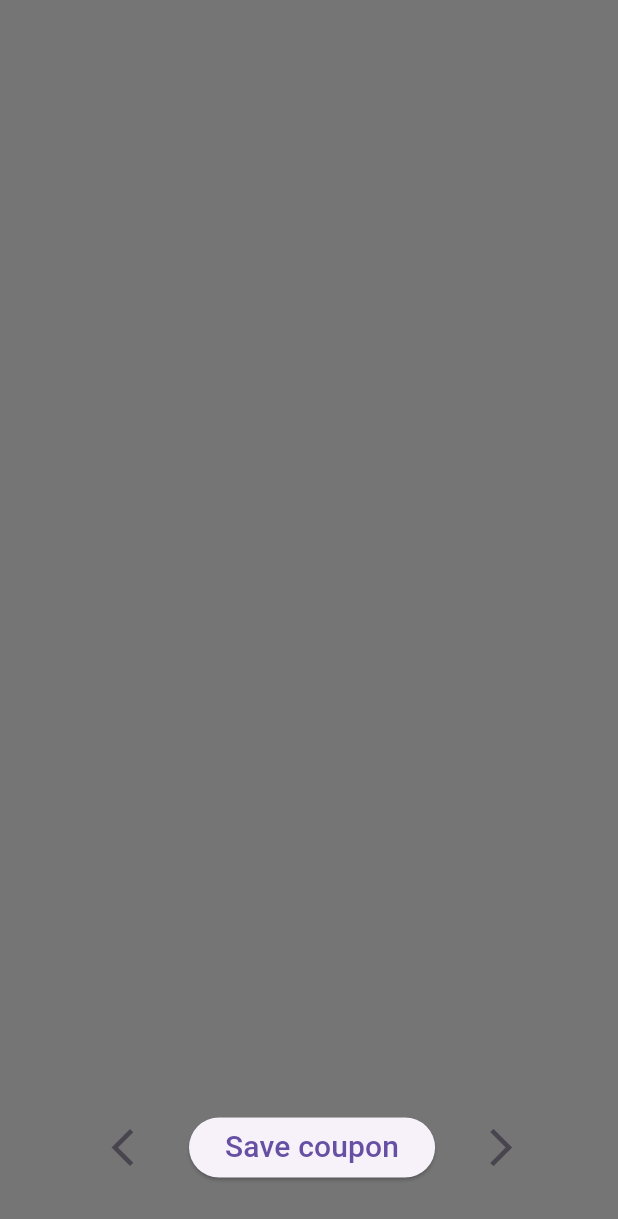
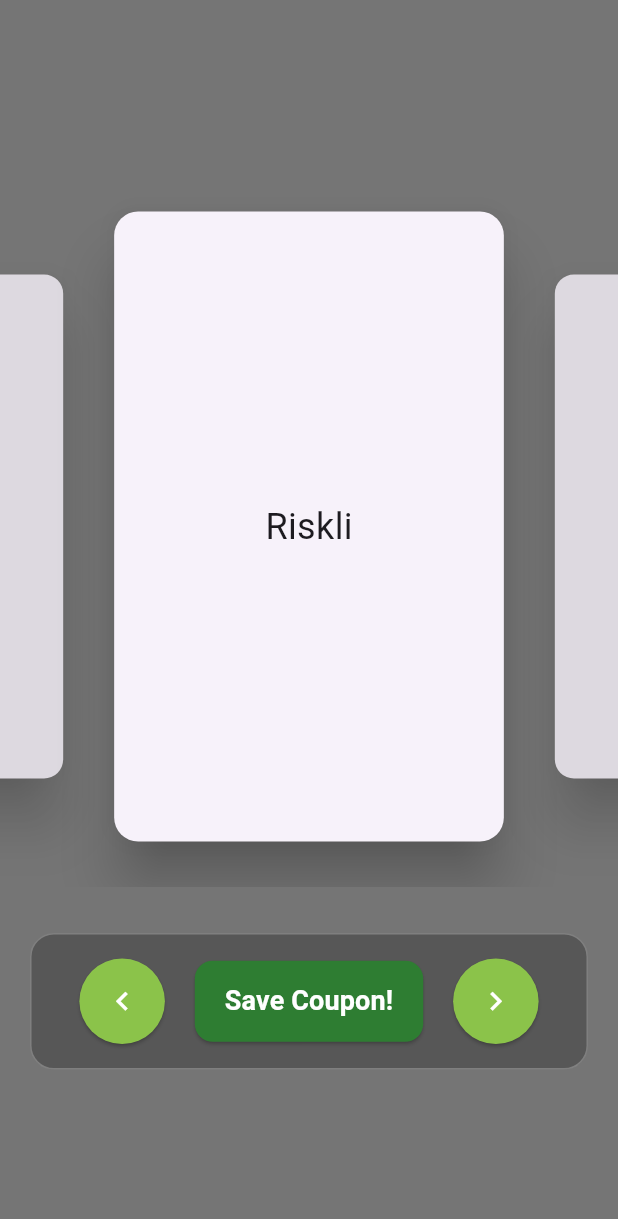
Before and after one commit to onurerguden/ScoreStack, a Flutter app: the CouponsPage screen opened directly, on a phone screen of 412 x 824 dp. Shown: the top 1219 px of the screen. Run offline on Flutter 3.47's test engine with Material 3 defaults, Android fonts, the phone set to English and light mode, and no system bars; our stand-ins replace cloud_firestore, firebase_core, shared_preferences; accounts and stored records are empty; network calls fail.

Commit message:
Coupons Page Update

```diff
--- a/lib/pages/CouponsPage.dart
+++ b/lib/pages/CouponsPage.dart
@@ -1,46 +1,146 @@
 import 'package:flutter/material.dart';
 
-class CouponsPage extends StatefulWidget {
-  const CouponsPage({super.key});
+class CouponsPage extends StatelessWidget {
+  @override
+  Widget build(BuildContext context) {
+    final PageController _controller = PageController(
+      viewportFraction: 0.65,
+      initialPage: 1,
+    );
+    final List<String> coupons = ['Garanti', 'Riskli', 'Çok Riskli','Favori Takım'];
 
-  State<CouponsPage> createState() => CouponsPageState();
-}
-
-class CouponsPageState extends State<CouponsPage> {
-  Widget build(BuildContext context) {
     return Scaffold(
-      body: Column(
-        mainAxisAlignment: MainAxisAlignment.end,
+      backgroundColor: Colors.black54,
+      body: Center(
+        child: Column(
+          mainAxisAlignment: MainAxisAlignment.center,
           children: [
-          Row(
+            CouponCarousel(controller: _controller, coupons: coupons),
+            SizedBox(height: 31,),
+            Container(
+              padding: EdgeInsets.symmetric(vertical: 16, horizontal: 12),
+              margin: EdgeInsets.symmetric(horizontal: 20),
+              decoration: BoxDecoration(
+                color: Colors.black26,
+                borderRadius: BorderRadius.circular(16),
+                border: Border.all(color: Colors.white24, width: 1),
+              ),
+              child: Row(
+                mainAxisAlignment: MainAxisAlignment.spaceEvenly,
                 children: [
-              SizedBox(width: 58),
-              IconButton(
+                  ElevatedButton(
+                    style: ElevatedButton.styleFrom(
+                      backgroundColor: Colors.lightGreen,
+                      shape: CircleBorder(),
+                      padding: EdgeInsets.all(16),
+                    ),
                     onPressed: () {
-                  print("Previous coupon...");
+                      _controller.previousPage(duration: Duration(milliseconds: 300), curve: Curves.easeInOut);
                     },
-                icon: Icon(Icons.arrow_back_ios_sharp, size: 30),
+                    child: Icon(Icons.keyboard_arrow_left_outlined, color: Colors.white,size: 25,),
                   ),
-              SizedBox(width: 20),
                   ElevatedButton(
+                    style: ElevatedButton.styleFrom(
+                      backgroundColor: Colors.green[800],
+                      shape: RoundedRectangleBorder(borderRadius: BorderRadius.circular(12)),
+                      padding: EdgeInsets.symmetric(horizontal: 20, vertical: 14),
+                    ),
                     onPressed: () {
-                  print("Selected coupon is saved.");
+                      final currentIndex = _controller.page!.round() % coupons.length;
+                      final couponText = coupons[currentIndex];
+                      ScaffoldMessenger.of(context).showSnackBar(
+                        SnackBar(content: Text("Saved: $couponText"), duration: Duration(microseconds: 800000),),
+                      );
                     },
-                child: Text("Save coupon", style: TextStyle(fontSize: 20)),
+                    child: Text(
+                      "Save Coupon!",
+                      style: TextStyle(color: Colors.white,fontSize: 18,fontWeight: FontWeight.w600),
                     ),
-              SizedBox(width: 20),
-              IconButton(
+                  ),
+                  ElevatedButton(
+                    style: ElevatedButton.styleFrom(
+                      backgroundColor: Colors.lightGreen,
+                      shape: CircleBorder(),
+                      padding: EdgeInsets.all(16),
+                    ),
                     onPressed: () {
-                  print("Next coupon...");
+                      _controller.nextPage(duration: Duration(milliseconds: 300), curve: Curves.easeInOut);
                     },
-                icon: Icon(Icons.arrow_forward_ios_sharp, size: 30),
+                    child: Icon(Icons.keyboard_arrow_right_outlined, color: Colors.white,size: 25,),
                   ),
                 ],
               ),
-          SizedBox(height: 35),
+            ),
           ],
         ),
-      backgroundColor: Colors.black54,
+      ),
     );
   }
 }
+
+class CouponCarousel extends StatefulWidget {
+  final PageController controller;
+  final List<String> coupons;
+
+  CouponCarousel({required this.controller, required this.coupons});
+
+  @override
+  _CouponCarouselState createState() => _CouponCarouselState();
+}
+
+class _CouponCarouselState extends State<CouponCarousel> {
+  @override
+  void initState() {
+    super.initState();
+    WidgetsBinding.instance.addPostFrameCallback((_) {
+      setState(() {});
+    });
+  }
+
+  @override
+  Widget build(BuildContext context) {
+    return SizedBox(
+      height: 480,
+      child: PageView.builder(
+        controller: widget.controller,
+        itemCount: 4,
+        itemBuilder: (context, index) {
+          return AnimatedBuilder(
+            animation: widget.controller,
+            builder: (context, child) {
+              double value = 1.0;
+              if (widget.controller.position.haveDimensions) {
+                value = (widget.controller.page! - index).abs();
+                value = (1 - (value * 0.2)).clamp(0.8, 1);
+              }
+              return Center(
+                child: Transform.scale(
+                  scale: value,
+                  child: Opacity(
+                    opacity: value,
+                    child: Card(
+                      elevation: 16,
+                      shape: RoundedRectangleBorder(
+                        borderRadius: BorderRadius.circular(16),
+                      ),
+                      child: SizedBox(
+                        width: 420,
+                        height: 420,
+                        child: Center(
+                          child: Text(
+                            widget.coupons[index],
+                            style: TextStyle(fontSize: 24),
+                          ),
+                        ),
+                      ),
+                    ),
+                  ),
+                ),
+              );
+            },
+          );
+        },
+      ),
+    );
+  }
+}
```
Lines whose indentation alone changed are shown as unchanged.
